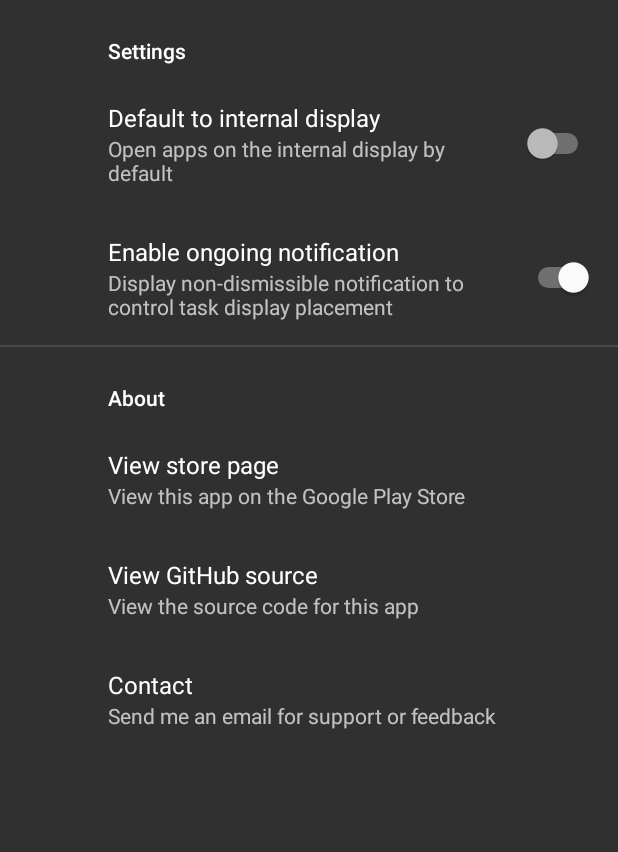
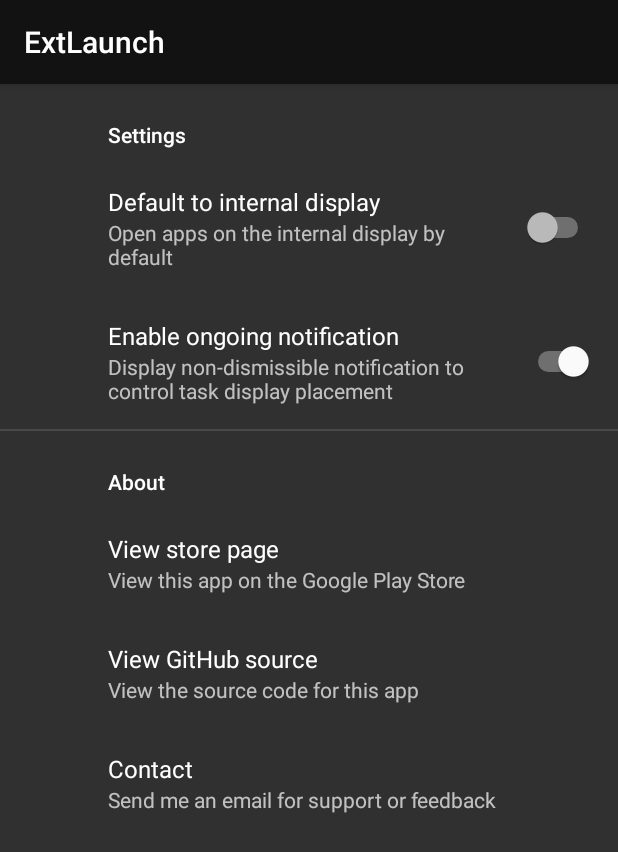
Before and after one commit to tytydraco/ExtLaunch, an Android app: the SettingsActivity screen opened directly, with no data from a screen before it, on a phone screen of 412 x 824 dp. Shown: the top 852 px of the screen. Run offline under Robolectric (Android 15) with nearby library versions, the phone set to English and light mode, and no system bars; our stand-ins replace androidx.preference.

Commit message:
Add top bar to settings page
Signed-off-by: Tyler Nijmeh <tylernij@gmail.com>

```diff
--- a/app/src/main/res/values/styles.xml
+++ b/app/src/main/res/values/styles.xml
@@ -1,6 +1,6 @@
 <resources>
     <!-- Base application theme. -->
-    <style name="AppTheme" parent="Theme.AppCompat.NoActionBar">
+    <style name="AppTheme" parent="Theme.AppCompat">
         <item name="colorPrimary">@color/colorPrimary</item>
         <item name="colorPrimaryDark">@color/colorPrimaryDark</item>
         <item name="colorAccent">@color/colorAccent</item>
@@ -9,7 +9,12 @@
     </style>
 
     <!-- App launcher theme. -->
-    <style name="LauncherTheme" parent="AppTheme">
+    <style name="LauncherTheme" parent="Theme.AppCompat.NoActionBar">
+        <item name="colorPrimary">@color/colorPrimary</item>
+        <item name="colorPrimaryDark">@color/colorPrimaryDark</item>
+        <item name="colorAccent">@color/colorAccent</item>
+        <item name="android:statusBarColor">#88000000</item>
+        <item name="android:navigationBarColor">#88000000</item>
         <item name="android:windowShowWallpaper">true</item>
         <item name="android:windowBackground">@android:color/transparent</item>
         <item name="android:fitsSystemWindows">true</item>
```
